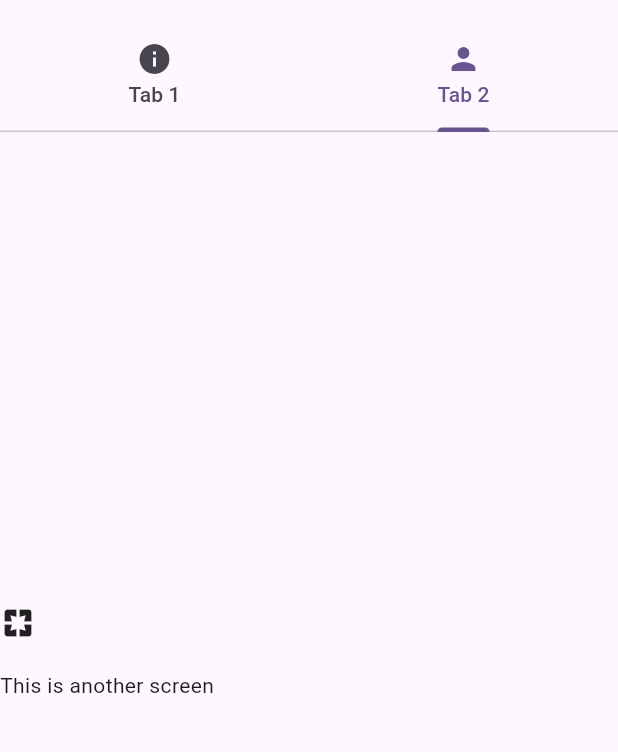
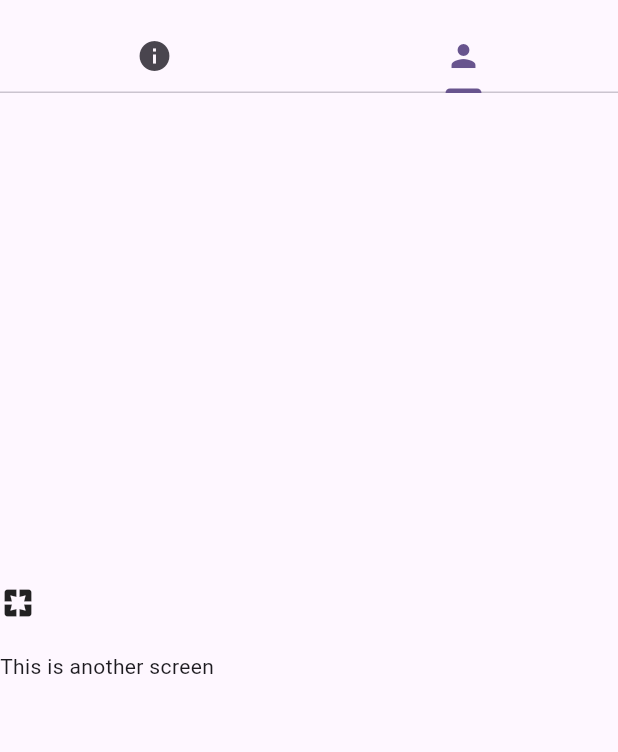
Before and after one commit to GemWinnnn/unit7_assignment_canete, a Flutter app: the About_Me screen opened by its route, tab 2 chosen, on a phone screen of 412 x 824 dp, the part 63-815 px from its top. Run offline on Flutter 3.47's test engine with Material 3 defaults, Android fonts, the phone set to English and light mode, and no system bars.

Commit message:
removed text label

```diff
--- a/lib/screens/about_me.dart
+++ b/lib/screens/about_me.dart
@@ -19,8 +19,8 @@ class _About_MeState extends State<About_Me> {
           title: Text("About Me"),
           bottom: const TabBar(
             tabs: [
-              Tab(icon: Icon(Icons.info), text: "Tab 1"),
-              Tab(icon: Icon(Icons.person), text: "Tab 2"),
+              Tab(icon: Icon(Icons.info)),
+              Tab(icon: Icon(Icons.person)),
             ],
           ),
         ),
```
